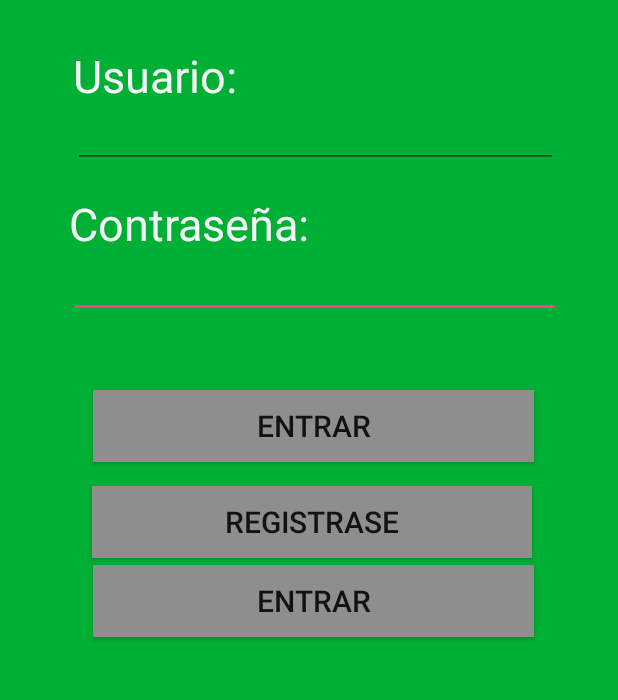
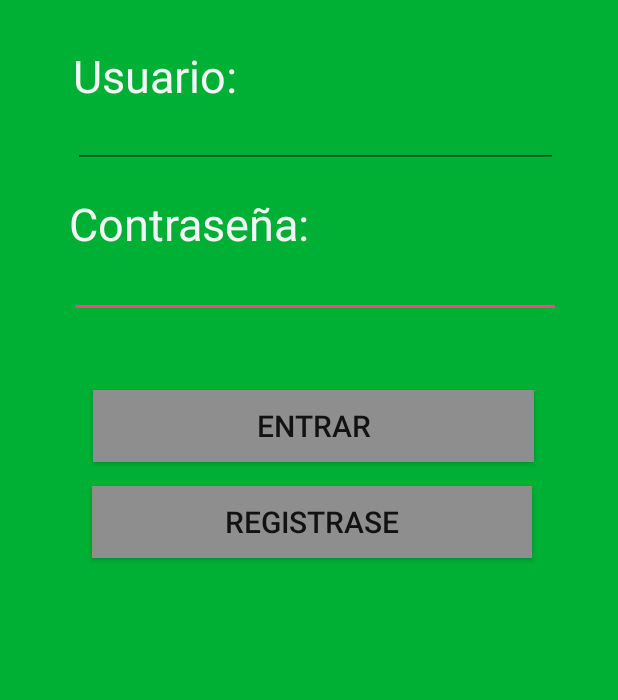
Before and after one commit to Zazir/Runnatica, an Android app: the screen it shows after launch (Login), on a phone screen of 412 x 824 dp, the part 185-885 px from its top. Run offline under Robolectric (Android 15) with nearby library versions, the phone set to English and light mode, and no system bars; our stand-ins replace Volley.

```diff
--- a/app/src/main/java/com/runnatica/runnatica/Login.java
+++ b/app/src/main/java/com/runnatica/runnatica/Login.java
@@ -21,7 +21,7 @@ import org.json.JSONException;
 import org.json.JSONObject;
 
 public class Login extends AppCompatActivity implements Response.Listener<JSONObject>, Response.ErrorListener {
-    Button Entrar, Registro, Prueba;
+    Button Entrar, Registro;
     EditText Usuariotxt, Contrasenatxt;
     RequestQueue rq;
     JsonRequest jrq;
@@ -36,7 +36,6 @@ public class Login extends AppCompatActivity implements Response.Listener<JSONOb
         Usuariotxt= (EditText) findViewById(R.id.etUsuario);
         Contrasenatxt= (EditText) findViewById(R.id.etContraseña);
         rq = Volley.newRequestQueue(this);
-        Prueba = (Button)findViewById(R.id.btnPrueba);
 
         Entrar.setOnClickListener(new View.OnClickListener() {
             @Override
@@ -53,13 +52,6 @@ public class Login extends AppCompatActivity implements Response.Listener<JSONOb
             }
         });
 
-        Prueba.setOnClickListener(new View.OnClickListener() {
-            @Override
-            public void onClick(View v) {
-               entrar();
-            }
-        });
-
     }
 
     @Override
@@ -68,7 +60,7 @@ public class Login extends AppCompatActivity implements Response.Listener<JSONOb
         Toast.makeText(getApplicationContext(), "Bienvenido "+Usuariotxt.getText().toString(), Toast.LENGTH_SHORT).show();
 
         JSONArray jsonarray = response.optJSONArray("datos");
-        JSONObject jsonobject = null;
+        JSONObject jsonobject;
 
         try {
             jsonobject = jsonarray.getJSONObject(0);
@@ -94,9 +86,4 @@ public class Login extends AppCompatActivity implements Response.Listener<JSONOb
         jrq = new JsonObjectRequest(Request.Method.GET, url, null, this, this);
         rq.add(jrq);
     }
-
-    private void entrar(){
-        Intent next = new Intent(getApplicationContext(), home.class);
-        startActivity(next);
-    }
 }
--- a/app/src/main/res/layout/activity_login.xml
+++ b/app/src/main/res/layout/activity_login.xml
@@ -78,18 +78,6 @@
         android:text="Registrase"
         android:textSize="20sp" />
 
-    <Button
-        android:id="@+id/btnPrueba"
-        android:layout_width="294dp"
-        android:layout_height="wrap_content"
-        android:layout_alignParentEnd="true"
-        android:layout_alignParentTop="true"
-        android:layout_marginEnd="56dp"
-        android:layout_marginTop="500dp"
-        android:background="@color/grisBoton"
-        android:text="Entrar"
-        android:textSize="20sp" />
-
     <EditText
         android:id="@+id/etUsuario"
         android:layout_width="323dp"
```
Also changed, not shown: app/src/main/java/com/runnatica/runnatica/home.java (+7 -37 lines).
